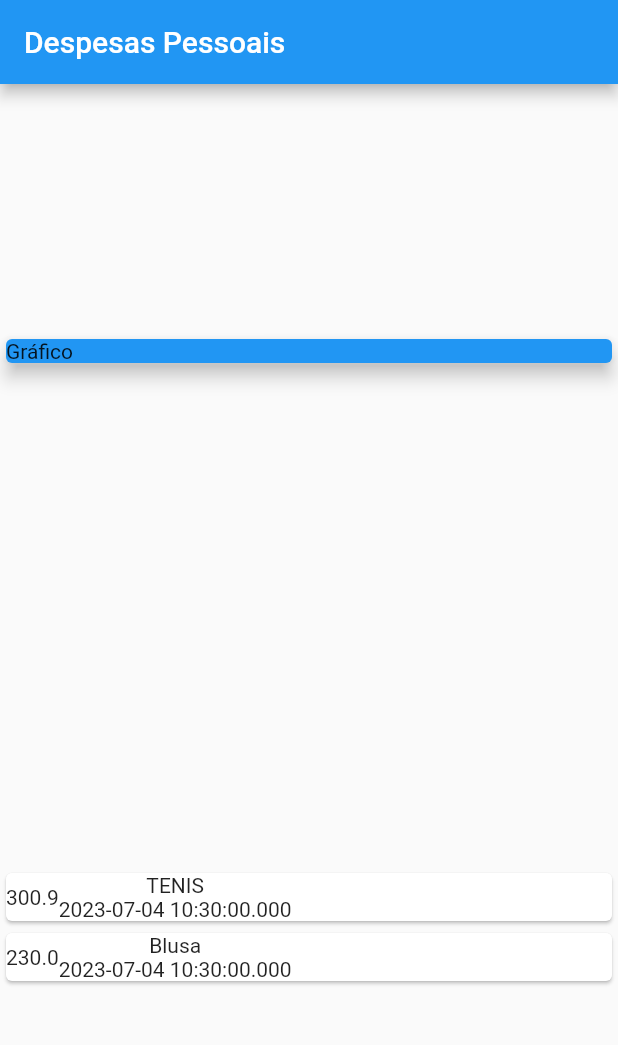
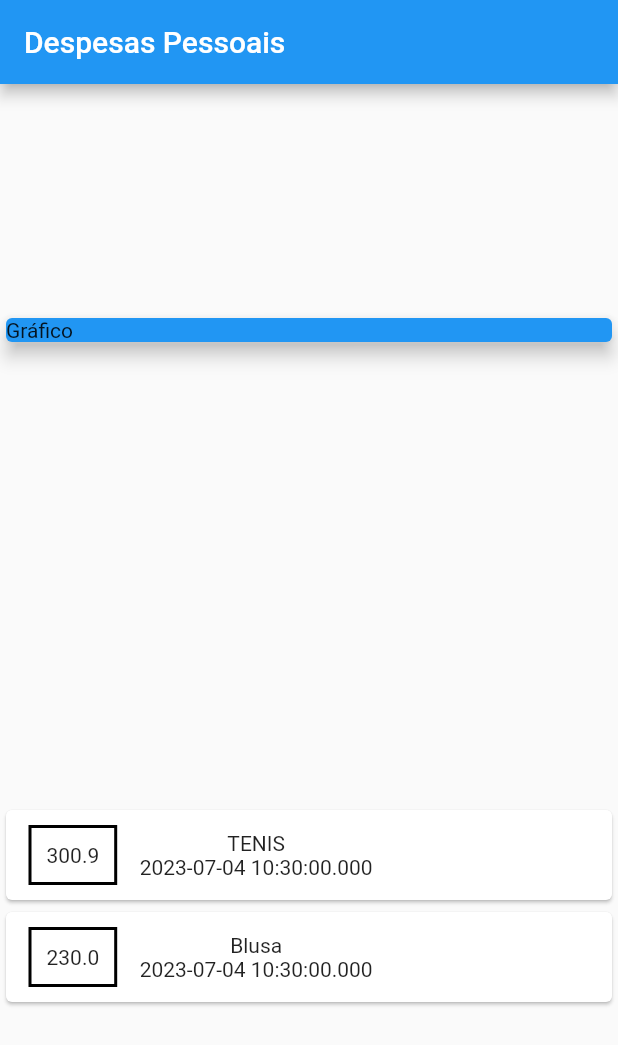
Before and after one commit to guilhermeoliveirac/App_despesas, a Flutter app: the screen it shows after launch, on a phone screen of 412 x 824 dp. Shown: the top 1045 px of the screen. Run offline on Flutter 3.47's test engine with Material 2 defaults, Android fonts, the phone set to English and light mode, and no system bars.

Commit message:
estilizando o Container e adicionando bordas

```diff
--- a/lib/main.dart
+++ b/lib/main.dart
@@ -45,6 +45,13 @@ class MyHomePage extends StatelessWidget {
                 return Card(
                   child: Row(children: [
                     Container(
+                      margin:  EdgeInsets.symmetric(
+                        horizontal: 15,
+                        vertical: 10
+                      ),
+                      decoration: BoxDecoration(border: Border.all(color: Colors.black,
+                      width: 2,)),
+                      padding: EdgeInsets.all(10),
                       child: Text(tr.value.toString()),
                     ),
                     Column(children: [
```
